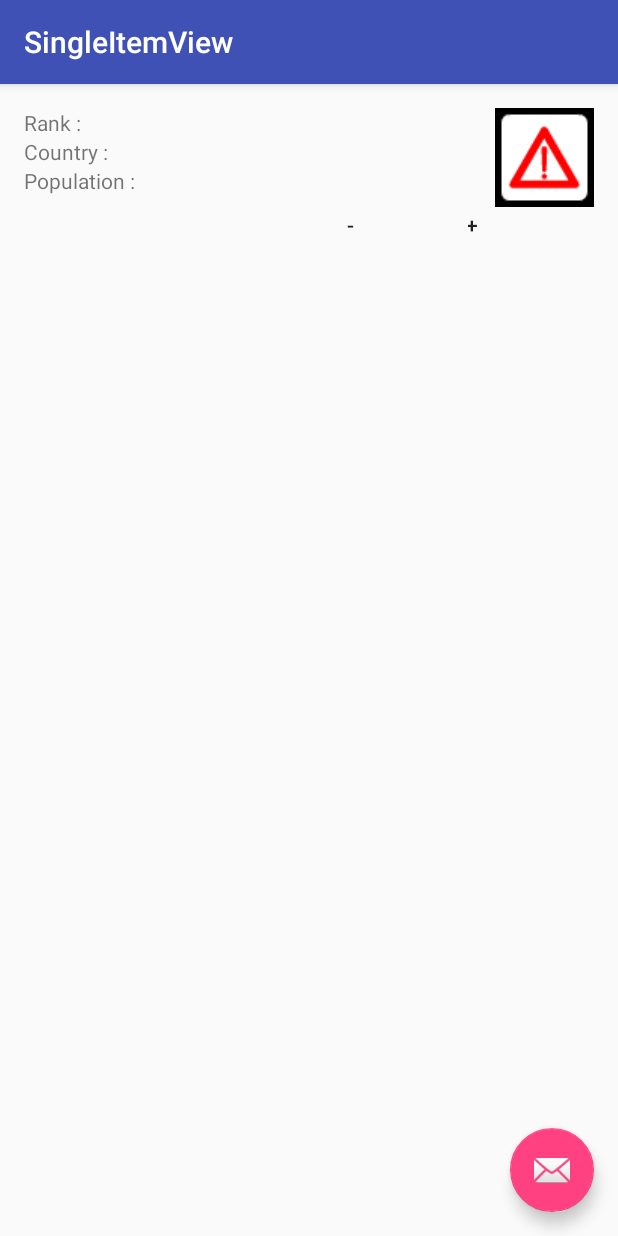
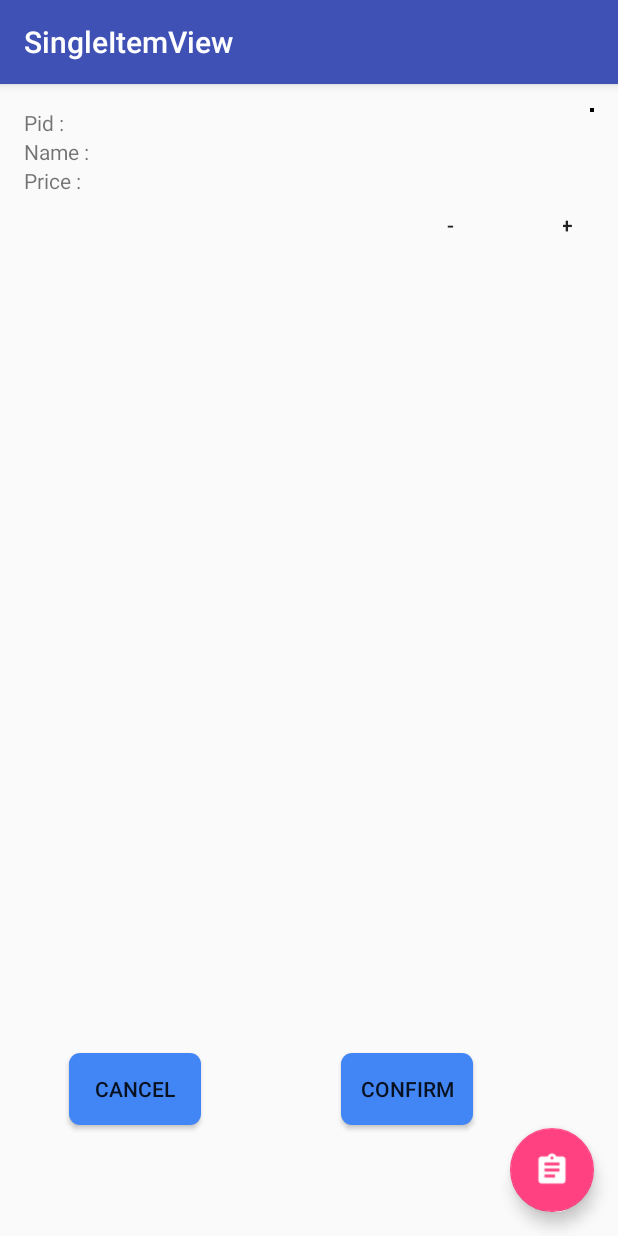
Before and after one commit to VijayBheda/JSON_Parse, an Android app: the SingleItemView screen opened directly, with no data from a screen before it, on a phone screen of 412 x 824 dp. Run offline under Robolectric (Android 15) with nearby library versions, the phone set to English and light mode, and no system bars.

Commit message:
Change Click of SingleItemView fab Click event. change Snack bar to ListofItems.

```diff
--- a/app/src/main/java/com/example/vij/jsonparse/ImageLoader.java
+++ b/app/src/main/java/com/example/vij/jsonparse/ImageLoader.java
@@ -38,7 +38,7 @@ public class ImageLoader {
         executorService = Executors.newFixedThreadPool(5);
     }
 
-    final int stub_id = R.drawable.temp_img;
+    final int stub_id = R.drawable.ic_error_outline_black_24dp;
 
     public void DisplayImage(String url, ImageView imageView) {
         imageViews.put(imageView, url);
--- a/app/src/main/java/com/example/vij/jsonparse/SingleItemView.java
+++ b/app/src/main/java/com/example/vij/jsonparse/SingleItemView.java
@@ -3,13 +3,10 @@ package com.example.vij.jsonparse;
 import android.content.Intent;
 import android.os.Bundle;
 import android.support.design.widget.FloatingActionButton;
-import android.support.design.widget.Snackbar;
-
 import android.support.v7.app.AppCompatActivity;
 import android.support.v7.widget.Toolbar;
 import android.view.View;
 import android.widget.Button;
-import android.widget.ImageView;
 import android.widget.TextView;
 
 public class SingleItemView extends AppCompatActivity implements View.OnClickListener{
@@ -19,12 +16,12 @@ public class SingleItemView extends AppCompatActivity implements View.OnClickLis
     TextView result;
 
     // Declare Variables
-    String rank;
-    String country;
-    String population;
-    String flag;
+    String pid;
+    String name;
+    String price;
+    //String flag;
     String position;
-    ImageLoader imageLoader = new ImageLoader(this);
+    //ImageLoader imageLoader = new ImageLoader(this);
 
     @Override
     protected void onCreate(Bundle savedInstanceState) {
@@ -37,36 +34,36 @@ public class SingleItemView extends AppCompatActivity implements View.OnClickLis
         fab.setOnClickListener(new View.OnClickListener() {
             @Override
             public void onClick(View view) {
-                Snackbar.make(view, "Replace with your own action", Snackbar.LENGTH_LONG)
-                        .setAction("Action", null).show();
+                Intent fabtoorder=new Intent(getApplicationContext(),MainActivity.class);
+                startActivity(fabtoorder);
             }
         });
         Intent inte = getIntent();
         // Get the result of rank
-        rank = inte.getStringExtra("rank");
+        pid = inte.getStringExtra("pid");
         // Get the result of country
-        country = inte.getStringExtra("country");
+        name = inte.getStringExtra("name");
         // Get the result of population
-        population = inte.getStringExtra("population");
+        price = inte.getStringExtra("price");
         // Get the result of flag
-        flag = inte.getStringExtra("flag");
+        //flag = inte.getStringExtra("flag");
 
         // Locate the TextViews in singleitemview.xml
-        TextView txtrank = (TextView) findViewById(R.id.rank);
-        TextView txtcountry = (TextView) findViewById(R.id.country);
-        TextView txtpopulation = (TextView) findViewById(R.id.population);
+        TextView txtpid = (TextView) findViewById(R.id.pid);
+        TextView txtname = (TextView) findViewById(R.id.name);
+        TextView txtprice = (TextView) findViewById(R.id.price);
 
         // Locate the ImageView in singleitemview.xml
-        ImageView imgflag = (ImageView) findViewById(R.id.flag);
+        //ImageView imgflag = (ImageView) findViewById(R.id.flag);
 
         // Set results to the TextViews
-        txtrank.setText(rank);
-        txtcountry.setText(country);
-        txtpopulation.setText(population);
+        txtpid.setText(pid);
+        txtname.setText(name);
+        txtprice.setText(price);
 
         // Capture position and set results to the ImageView
         // Passes flag images URL into ImageLoader.class
-        imageLoader.DisplayImage(flag, imgflag);
+        //imageLoader.DisplayImage(flag, imgflag);
 
         counter = 0;
         inc =(Button)findViewById(R.id.inc);
--- /dev/null
+++ b/app/src/main/res/drawable/concal.xml
@@ -0,0 +1,19 @@
+<?xml version="1.0" encoding="utf-8"?>
+<selector xmlns:android="http://schemas.android.com/apk/res/android">
+
+    <item android:state_pressed="false">
+        <shape android:shape="rectangle">
+            <solid android:color="#4285F4"/>
+            <corners android:bottomRightRadius="7dp" android:bottomLeftRadius="7dp"
+                android:topLeftRadius="7dp" android:topRightRadius="7dp"/>
+        </shape>
+    </item>
+    <item android:state_pressed="true">
+        <shape android:shape="rectangle">
+            <solid android:color="#FF009688"/>
+            <corners android:bottomRightRadius="10dp" android:bottomLeftRadius="7dp"
+                android:topLeftRadius="7dp" android:topRightRadius="7dp"/>
+        </shape>
+    </item>
+
+</selector>
--- a/app/src/main/res/layout/activity_single_item_view.xml
+++ b/app/src/main/res/layout/activity_single_item_view.xml
@@ -29,6 +29,6 @@
         android:layout_height="wrap_content"
         android:layout_gravity="bottom|end"
         android:layout_margin="@dimen/fab_margin"
-        android:src="@android:drawable/ic_dialog_email" />
+        android:src="@drawable/ic_assignment_white_24dp" />
 
 </android.support.design.widget.CoordinatorLayout>
--- a/app/src/main/res/layout/content_single_item_view.xml
+++ b/app/src/main/res/layout/content_single_item_view.xml
@@ -17,10 +17,10 @@
         android:id="@+id/ranklabel"
         android:layout_width="wrap_content"
         android:layout_height="wrap_content"
-        android:text="@string/ranklabel" />
+        android:text="@string/pidlabel" />
 
     <TextView
-        android:id="@+id/rank"
+        android:id="@+id/pid"
         android:layout_width="wrap_content"
         android:layout_height="wrap_content"
         android:layout_toRightOf="@+id/ranklabel" />
@@ -30,13 +30,13 @@
         android:layout_width="wrap_content"
         android:layout_height="wrap_content"
         android:layout_below="@+id/ranklabel"
-        android:text="@string/countrylabel" />
+        android:text="@string/namelabel" />
 
     <TextView
-        android:id="@+id/country"
+        android:id="@+id/name"
         android:layout_width="wrap_content"
         android:layout_height="wrap_content"
-        android:layout_below="@+id/rank"
+        android:layout_below="@+id/pid"
         android:layout_toRightOf="@+id/countrylabel" />
 
     <TextView
@@ -44,13 +44,13 @@
         android:layout_width="wrap_content"
         android:layout_height="wrap_content"
         android:layout_below="@+id/countrylabel"
-        android:text="@string/populationlabel" />
+        android:text="@string/pricelabel" />
 
     <TextView
-        android:id="@+id/population"
+        android:id="@+id/price"
         android:layout_width="wrap_content"
         android:layout_height="wrap_content"
-        android:layout_below="@+id/country"
+        android:layout_below="@+id/name"
         android:layout_toRightOf="@+id/populationlabel" />
 
     <ImageView
@@ -66,9 +66,9 @@
         android:layout_width="wrap_content"
         android:layout_height="wrap_content"
         android:gravity="center_horizontal"
-        android:layout_marginRight="23dp"
-        android:layout_marginEnd="23dp"
-        android:layout_marginTop="8dp"
+        android:layout_marginRight="20dp"
+        android:layout_marginEnd="20dp"
+        android:layout_marginTop="9dp"
         android:layout_alignTop="@+id/dec"
         android:layout_toLeftOf="@+id/inc"
         android:layout_toStartOf="@+id/inc" />
@@ -91,7 +91,29 @@
         android:layout_width="30dp"
         android:layout_height="40dp"
         android:text="+"
-        android:layout_below="@+id/population"
+        android:layout_below="@+id/price"
         android:layout_toLeftOf="@+id/flag" />
 
+    <Button
+        android:layout_width="wrap_content"
+        android:layout_height="wrap_content"
+        android:text="Cancel"
+        android:background="@drawable/concal"
+        android:id="@+id/button"
+        android:layout_marginBottom="58dp"
+        android:layout_alignParentBottom="true"
+        android:layout_toRightOf="@+id/ranklabel"
+        android:layout_toEndOf="@+id/ranklabel" />
+
+    <Button
+        android:layout_width="wrap_content"
+        android:layout_height="wrap_content"
+        android:text="Confirm"
+        android:background="@drawable/concal"
+        android:id="@+id/button2"
+        android:layout_alignBaseline="@+id/button"
+        android:layout_alignBottom="@+id/button"
+        android:layout_alignRight="@+id/dec"
+        android:layout_alignEnd="@+id/dec" />
+
 </RelativeLayout>
--- a/app/src/main/res/values/strings.xml
+++ b/app/src/main/res/values/strings.xml
@@ -3,7 +3,7 @@
     <string name="action_settings">Settings</string>
     <string name="title_activity_single_item_view">SingleItemView</string>
     <string name="menu_settings">Settings</string>
-    <string name="ranklabel">"Rank : "</string>
-    <string name="countrylabel">"Country : "</string>
-    <string name="populationlabel">"Population : "</string>
+    <string name="pidlabel">"Pid : "</string>
+    <string name="namelabel">"Name : "</string>
+    <string name="pricelabel">"Price : "</string>
 </resources>
```
Also changed, not shown: app/src/main/java/com/example/vij/jsonparse/ListViewAdapter.java (+18 -19 lines), app/src/main/java/com/example/vij/jsonparse/MainActivity.java (+11 -11 lines), app/src/main/res/layout/listview_item.xml (+18 -18 lines), app/src/main/res/drawable/ic_assignment_white_24dp.png (added), app/src/main/res/drawable/ic_done_black_24dp.png (added), app/src/main/res/drawable/ic_error_outline_black_24dp.png (added), app/src/main/res/drawable/ic_format_list_bulleted_white_24dp.png (added), app/src/main/res/drawable/temp_img.png (deleted).
